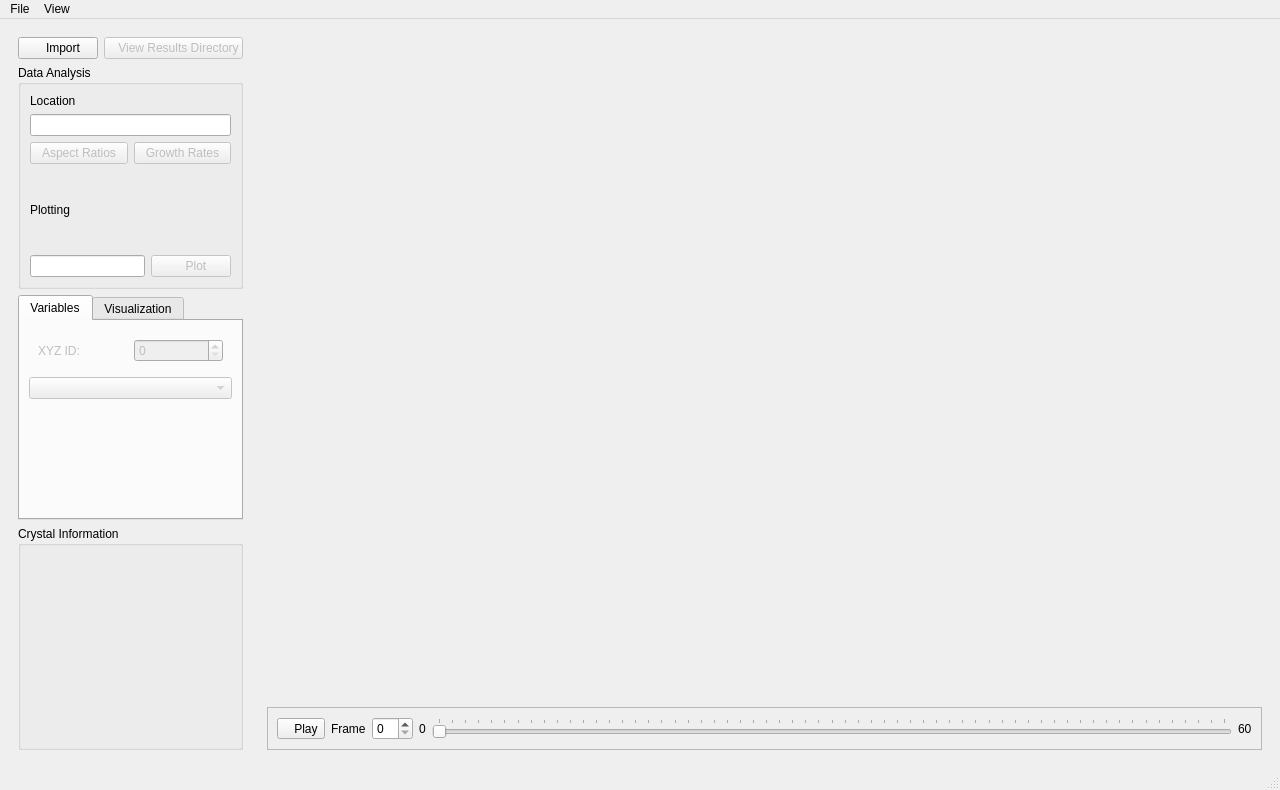
The window that src/crystalaspects/gui/window.ui (CrystalGrowerOrg/cgaspects) describes before a commit, drawn with Qt 5.
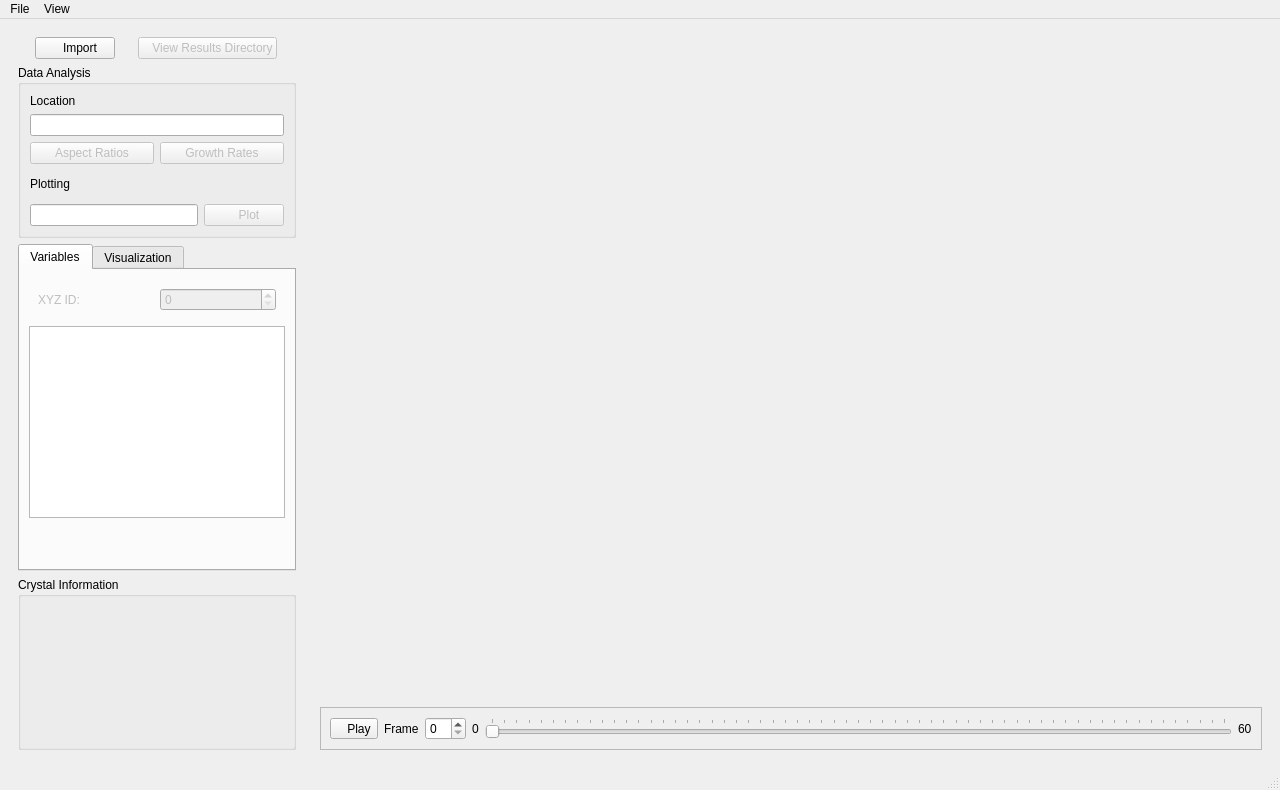
The same window after the commit. The open tabs and pages were chosen to show the change. Icons and pictures are not drawn.

```diff
--- a/src/crystalaspects/gui/window.ui
+++ b/src/crystalaspects/gui/window.ui
@@ -47,8 +47,8 @@
         <rect>
          <x>0</x>
          <y>0</y>
-         <width>901</width>
-         <height>722</height>
+         <width>914</width>
+         <height>696</height>
         </rect>
        </property>
        <layout class="QGridLayout" name="gridLayout_3">
@@ -444,26 +444,7 @@
                </widget>
               </item>
               <item>
-               <widget class="QComboBox" name="xyz_fname_comboBox">
-                <property name="enabled">
-                 <bool>false</bool>
-                </property>
-                <property name="sizePolicy">
-                 <sizepolicy hsizetype="Preferred" vsizetype="Fixed">
-                  <horstretch>1</horstretch>
-                  <verstretch>1</verstretch>
-                 </sizepolicy>
-                </property>
-                <property name="minimumSize">
-                 <size>
-                  <width>0</width>
-                  <height>0</height>
-                 </size>
-                </property>
-                <property name="styleSheet">
-                 <string notr="true"/>
-                </property>
-               </widget>
+               <widget class="QListWidget" name="xyzFilenameListWidget"/>
               </item>
               <item>
                <spacer name="verticalSpacer">
```
Left out of the diff: 4 changed lines with no effect on the pictures.
